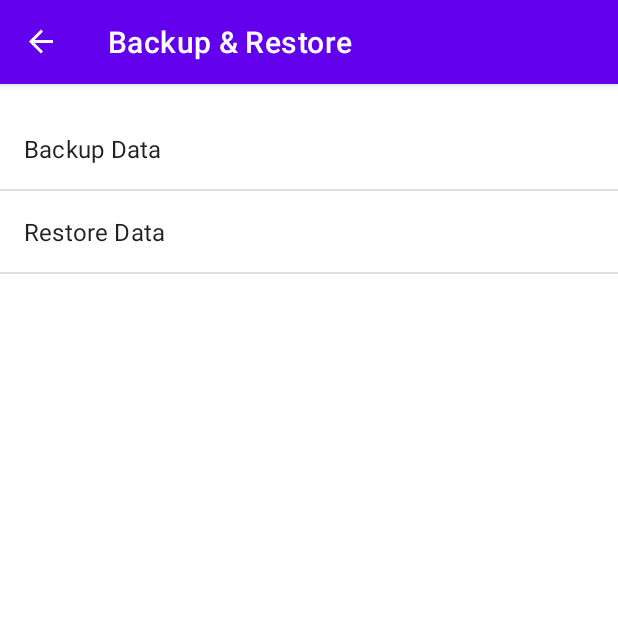
After one commit to neyhuansikoko/warranty-logger, an Android app: the BackupFragment screen opened through its navigation route, on a phone screen of 412 x 824 dp, the top half of it. The commit adds this screen. Run offline under Robolectric (Android 15) with nearby library versions, the light colour scheme and no system bars; our stand-ins replace Room's generated code, navigation-ui; 1 statement that could not run was skipped.

Commit message:
Implement long click selection for deleting warranty. Add backup page.

```diff
--- /dev/null
+++ b/app/src/main/java/com/neyhuansikoko/warrantylogger/view/BackupFragment.kt
@@ -0,0 +1,24 @@
+package com.neyhuansikoko.warrantylogger.view
+
+import android.os.Bundle
+import androidx.fragment.app.Fragment
+import android.view.LayoutInflater
+import android.view.View
+import android.view.ViewGroup
+import com.neyhuansikoko.warrantylogger.R
+
+class BackupFragment : Fragment() {
+
+    companion object {
+        fun newInstance() = BackupFragment()
+    }
+
+    private lateinit var viewModel: BackupViewModel
+
+    override fun onCreateView(
+        inflater: LayoutInflater, container: ViewGroup?,
+        savedInstanceState: Bundle?
+    ): View? {
+        return inflater.inflate(R.layout.fragment_backup, container, false)
+    }
+}
--- /dev/null
+++ b/app/src/main/res/layout/fragment_backup.xml
@@ -0,0 +1,48 @@
+<?xml version="1.0" encoding="utf-8"?>
+<ScrollView xmlns:android="http://schemas.android.com/apk/res/android"
+    xmlns:tools="http://schemas.android.com/tools"
+    android:layout_width="match_parent"
+    android:layout_height="match_parent">
+
+    <LinearLayout
+        android:layout_width="match_parent"
+        android:layout_height="wrap_content"
+        android:orientation="vertical"
+        android:paddingVertical="16dp"
+        tools:context=".view.BackupFragment" >
+
+        <TextView
+            android:id="@+id/tv_backup_backup"
+            android:layout_width="match_parent"
+            android:layout_height="wrap_content"
+            android:padding="16dp"
+            android:background="?attr/selectableItemBackground"
+            android:clickable="true"
+            android:text="@string/backup_text"
+            android:textAppearance="?attr/textAppearanceSubtitle1"
+            android:focusable="true" />
+
+        <View
+            android:id="@+id/divider"
+            android:layout_width="match_parent"
+            android:layout_height="1dp"
+            android:background="?android:attr/listDivider" />
+
+        <TextView
+            android:id="@+id/tv_backup_restore"
+            android:layout_width="match_parent"
+            android:layout_height="wrap_content"
+            android:padding="16dp"
+            android:background="?attr/selectableItemBackground"
+            android:clickable="true"
+            android:text="@string/restore_text"
+            android:textAppearance="?attr/textAppearanceSubtitle1"
+            android:focusable="true" />
+
+        <View
+            android:id="@+id/divider2"
+            android:layout_width="match_parent"
+            android:layout_height="1dp"
+            android:background="?android:attr/listDivider" />
+    </LinearLayout>
+</ScrollView>
--- a/app/src/main/res/menu/menu_list.xml
+++ b/app/src/main/res/menu/menu_list.xml
@@ -14,4 +14,8 @@
         android:title="@string/search_text"
         app:actionViewClass="android.widget.SearchView"
         app:showAsAction="always" />
+    <item
+        android:id="@+id/menu_item_backup"
+        android:title="@string/backup_and_restore_text"
+        app:showAsAction="never" />
 </menu>
--- a/app/src/main/res/navigation/nav_graph.xml
+++ b/app/src/main/res/navigation/nav_graph.xml
@@ -17,6 +17,9 @@
         <action
             android:id="@+id/action_warrantyListFragment_to_addWarrantyFragment"
             app:destination="@id/addWarrantyFragment" />
+        <action
+            android:id="@+id/action_warrantyListFragment_to_backupFragment"
+            app:destination="@id/backupFragment" />
     </fragment>
     <fragment
         android:id="@+id/warrantyDetailFragment"
@@ -61,4 +64,9 @@
             app:popUpTo="@id/addWarrantyFragment"
             app:popUpToInclusive="true" />
     </fragment>
+    <fragment
+        android:id="@+id/backupFragment"
+        android:name="com.neyhuansikoko.warrantylogger.view.BackupFragment"
+        android:label="Backup &amp; Restore"
+        tools:layout="@layout/fragment_backup" />
 </navigation>
--- a/app/src/main/res/values/strings.xml
+++ b/app/src/main/res/values/strings.xml
@@ -56,4 +56,7 @@
     <string name="pick_image_text">Pick Image</string>
     <string name="btn_tg_duration_text">Duration</string>
     <string name="btn_tg_deadline_text">Deadline</string>
+    <string name="backup_and_restore_text"><![CDATA[Backup & Restore]]></string>
+    <string name="backup_text">Backup Data</string>
+    <string name="restore_text">Restore Data</string>
 </resources>
```
Also changed, not shown: app/src/main/java/com/neyhuansikoko/warrantylogger/WarrantyListAdapter.kt (+12 -2 lines), app/src/main/java/com/neyhuansikoko/warrantylogger/view/BackupViewModel.kt (added, +7 -0 lines), app/src/main/java/com/neyhuansikoko/warrantylogger/view/WarrantyListFragment.kt (+24 -11 lines), app/src/main/res/layout/fragment_warranty_list.xml (+23 -13 lines), app/src/main/res/layout/list_item_warranty.xml (+22 -17 lines).
